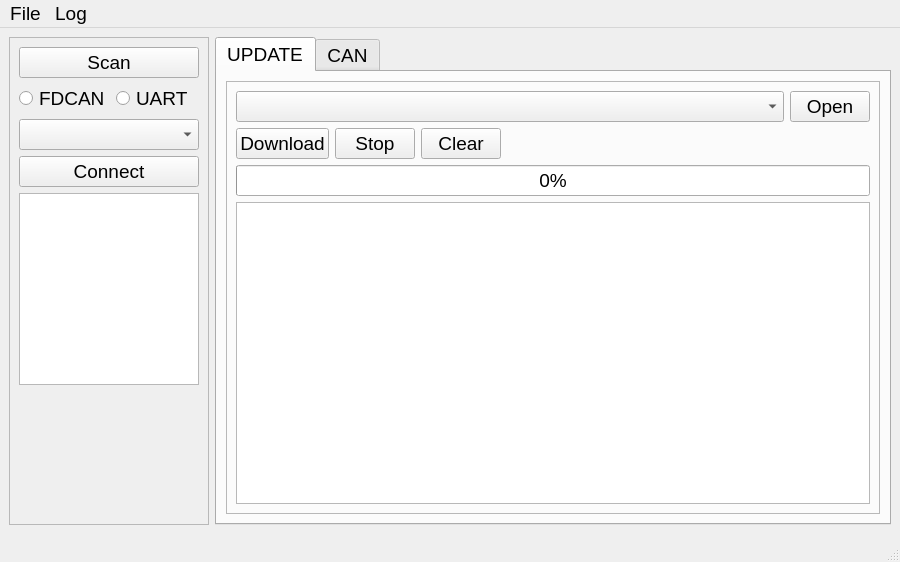
Above: baram_proj/software/fdcan-gui/ui/ui_main.ui from leekilhun/ws_stm32g431cbu before the change. Below: the same form after it.
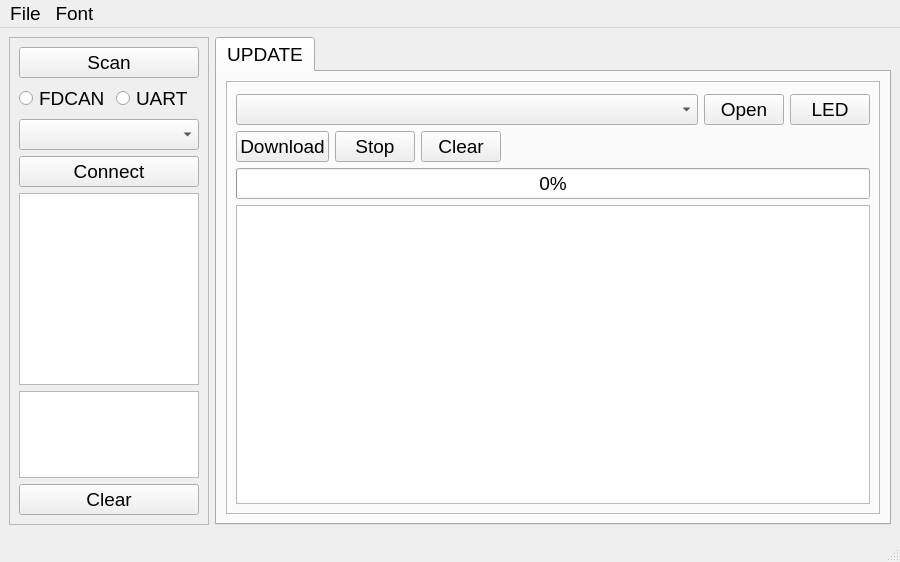
That is the form after the change.

Patch:
```diff
--- a/baram_proj/software/fdcan-gui/ui/ui_main.ui
+++ b/baram_proj/software/fdcan-gui/ui/ui_main.ui
@@ -22,12 +22,24 @@
    <layout class="QHBoxLayout" name="horizontalLayout">
     <item>
      <widget class="QFrame" name="frame">
+      <property name="sizePolicy">
+       <sizepolicy hsizetype="Preferred" vsizetype="Preferred">
+        <horstretch>0</horstretch>
+        <verstretch>0</verstretch>
+       </sizepolicy>
+      </property>
       <property name="minimumSize">
        <size>
         <width>200</width>
         <height>0</height>
        </size>
       </property>
+      <property name="maximumSize">
+       <size>
+        <width>100</width>
+        <height>16777215</height>
+       </size>
+      </property>
       <property name="frameShape">
        <enum>QFrame::StyledPanel</enum>
       </property>
@@ -93,17 +105,14 @@
         </widget>
        </item>
        <item>
-        <spacer name="verticalSpacer">
-         <property name="orientation">
-          <enum>Qt::Vertical</enum>
+        <widget class="QPlainTextEdit" name="system_log"/>
+       </item>
+       <item>
+        <widget class="QPushButton" name="btn_syslog_clear">
+         <property name="text">
+          <string>Clear</string>
          </property>
-         <property name="sizeHint" stdset="0">
-          <size>
-           <width>20</width>
-           <height>40</height>
-          </size>
-         </property>
-        </spacer>
+        </widget>
        </item>
       </layout>
      </widget>
@@ -133,6 +142,12 @@
            <enum>QFrame::Raised</enum>
           </property>
           <layout class="QVBoxLayout" name="verticalLayout_4">
+           <property name="spacing">
+            <number>-1</number>
+           </property>
+           <property name="topMargin">
+            <number>12</number>
+           </property>
            <item>
             <layout class="QHBoxLayout" name="horizontalLayout_2">
              <item>
@@ -157,6 +172,19 @@
                </property>
               </widget>
              </item>
+             <item>
+              <widget class="QPushButton" name="btn_led">
+               <property name="sizePolicy">
+                <sizepolicy hsizetype="Fixed" vsizetype="Fixed">
+                 <horstretch>0</horstretch>
+                 <verstretch>0</verstretch>
+                </sizepolicy>
+               </property>
+               <property name="text">
+                <string>LED</string>
+               </property>
+              </widget>
+             </item>
             </layout>
            </item>
            <item>
@@ -164,6 +192,9 @@
              <property name="leftMargin">
               <number>0</number>
              </property>
+             <property name="topMargin">
+              <number>0</number>
+             </property>
              <item>
               <widget class="QPushButton" name="btn_down">
                <property name="sizePolicy">
@@ -233,12 +264,6 @@
         </item>
        </layout>
       </widget>
-      <widget class="QWidget" name="tab_info">
-       <attribute name="title">
-        <string>CAN</string>
-       </attribute>
-       <layout class="QVBoxLayout" name="verticalLayout"/>
-      </widget>
      </widget>
     </item>
    </layout>
@@ -260,7 +285,7 @@
    </widget>
    <widget class="QMenu" name="menuLog">
     <property name="title">
-     <string>Log</string>
+     <string>Font</string>
     </property>
     <addaction name="actionClear"/>
    </widget>
```
Left out of the diff: 55 changed lines with no effect on the pictures.
